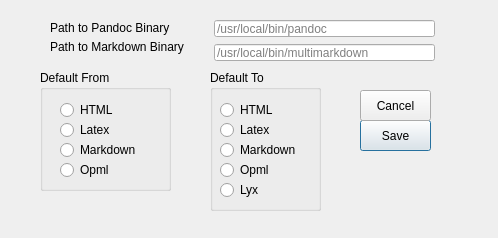
The window that source/gui/panconvert_diag_prefpane.ui (apaeffgen/PanConvert) describes before a commit, drawn with Qt 5.
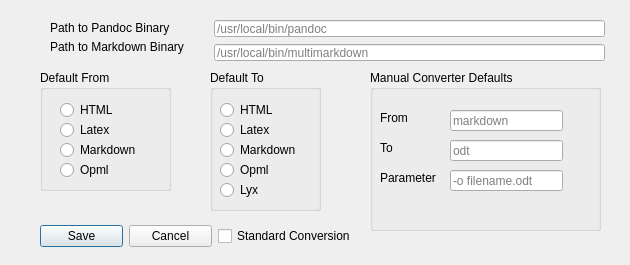
The same window after the commit.

Patch:
```diff
--- a/source/gui/panconvert_diag_prefpane.ui
+++ b/source/gui/panconvert_diag_prefpane.ui
@@ -6,8 +6,8 @@
    <rect>
     <x>0</x>
     <y>0</y>
-    <width>498</width>
-    <height>238</height>
+    <width>630</width>
+    <height>265</height>
    </rect>
   </property>
   <property name="minimumSize">
@@ -37,7 +37,7 @@
     <rect>
      <x>214</x>
      <y>20</y>
-     <width>221</width>
+     <width>391</width>
      <height>17</height>
     </rect>
    </property>
@@ -48,38 +48,12 @@
     <string>/usr/local/bin/pandoc</string>
    </property>
   </widget>
-  <widget class="QPushButton" name="ButtonSave">
-   <property name="geometry">
-    <rect>
-     <x>360</x>
-     <y>120</y>
-     <width>71</width>
-     <height>31</height>
-    </rect>
-   </property>
-   <property name="text">
-    <string>Save</string>
-   </property>
-  </widget>
-  <widget class="QPushButton" name="ButtonCancel">
-   <property name="geometry">
-    <rect>
-     <x>360</x>
-     <y>90</y>
-     <width>71</width>
-     <height>31</height>
-    </rect>
-   </property>
-   <property name="text">
-    <string>Cancel</string>
-   </property>
-  </widget>
   <widget class="QLineEdit" name="Markdown_Path">
    <property name="geometry">
     <rect>
      <x>214</x>
      <y>44</y>
-     <width>221</width>
+     <width>391</width>
      <height>17</height>
     </rect>
    </property>
@@ -252,6 +226,133 @@
     </property>
    </widget>
   </widget>
+  <widget class="QGroupBox" name="groupBox">
+   <property name="geometry">
+    <rect>
+     <x>370</x>
+     <y>70</y>
+     <width>231</width>
+     <height>161</height>
+    </rect>
+   </property>
+   <property name="title">
+    <string>Manual Converter Defaults</string>
+   </property>
+   <widget class="QLineEdit" name="XtraParameter">
+    <property name="geometry">
+     <rect>
+      <x>80</x>
+      <y>100</y>
+      <width>113</width>
+      <height>21</height>
+     </rect>
+    </property>
+    <property name="placeholderText">
+     <string>-o filename.odt</string>
+    </property>
+   </widget>
+   <widget class="QLineEdit" name="FromParameter">
+    <property name="geometry">
+     <rect>
+      <x>80</x>
+      <y>40</y>
+      <width>113</width>
+      <height>21</height>
+     </rect>
+    </property>
+    <property name="placeholderText">
+     <string>markdown</string>
+    </property>
+   </widget>
+   <widget class="QLineEdit" name="ToParameter">
+    <property name="geometry">
+     <rect>
+      <x>80</x>
+      <y>70</y>
+      <width>113</width>
+      <height>21</height>
+     </rect>
+    </property>
+    <property name="placeholderText">
+     <string>odt</string>
+    </property>
+   </widget>
+   <widget class="QLabel" name="label_FromParameter">
+    <property name="geometry">
+     <rect>
+      <x>10</x>
+      <y>40</y>
+      <width>41</width>
+      <height>16</height>
+     </rect>
+    </property>
+    <property name="text">
+     <string>From</string>
+    </property>
+   </widget>
+   <widget class="QLabel" name="label_ToParameter">
+    <property name="geometry">
+     <rect>
+      <x>10</x>
+      <y>70</y>
+      <width>31</width>
+      <height>16</height>
+     </rect>
+    </property>
+    <property name="text">
+     <string>To</string>
+    </property>
+   </widget>
+   <widget class="QLabel" name="label_Parameter">
+    <property name="geometry">
+     <rect>
+      <x>10</x>
+      <y>100</y>
+      <width>62</width>
+      <height>16</height>
+     </rect>
+    </property>
+    <property name="text">
+     <string>Parameter</string>
+    </property>
+   </widget>
+  </widget>
+  <widget class="QWidget" name="layoutWidget">
+   <property name="geometry">
+    <rect>
+     <x>40</x>
+     <y>220</y>
+     <width>316</width>
+     <height>32</height>
+    </rect>
+   </property>
+   <layout class="QHBoxLayout" name="horizontalLayout">
+    <item>
+     <widget class="QPushButton" name="ButtonSave">
+      <property name="text">
+       <string>Save</string>
+      </property>
+     </widget>
+    </item>
+    <item>
+     <widget class="QPushButton" name="ButtonCancel">
+      <property name="text">
+       <string>Cancel</string>
+      </property>
+     </widget>
+    </item>
+    <item>
+     <widget class="QCheckBox" name="StandardConversion">
+      <property name="text">
+       <string>Standard Conversion</string>
+      </property>
+      <property name="checked">
+       <bool>false</bool>
+      </property>
+     </widget>
+    </item>
+   </layout>
+  </widget>
  </widget>
  <resources/>
  <connections/>
```
